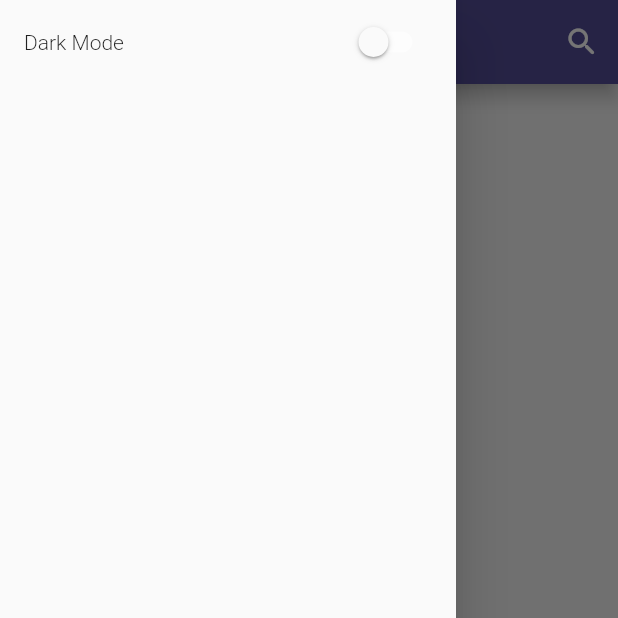
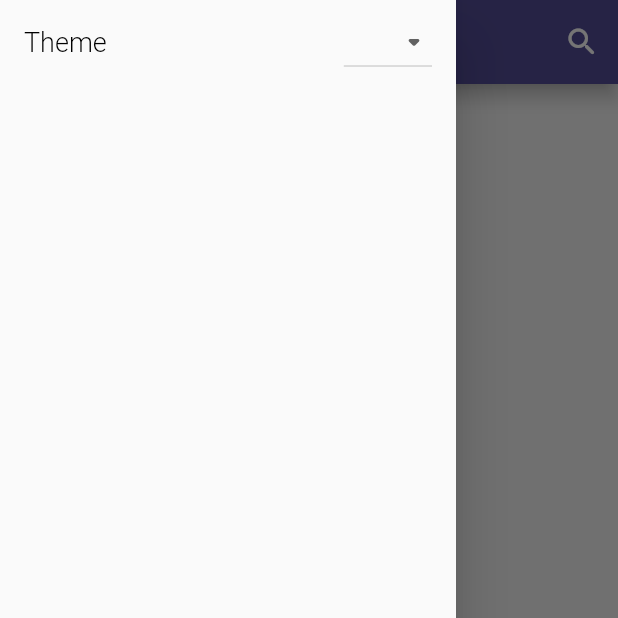
Before and after one commit to pouria-z/meMessenger, a Flutter app: the ChatList screen opened by its route, with the side drawer open, on a phone screen of 412 x 824 dp, the top half of it. Run offline on Flutter 3.47's test engine with Material 2 defaults, Android fonts, the phone set to English and light mode, and no system bars; our stand-ins replace adaptive_theme, animated_text_kit, cloud_firestore, firebase_auth, firebase_core, shared_preferences; accounts and stored records are empty.

Commit message:
save theme mode

```diff
--- a/lib/chat_list.dart
+++ b/lib/chat_list.dart
@@ -23,38 +23,29 @@ class ChatList extends StatefulWidget {
 
 class _ChatListState extends State<ChatList> {
 
-  bool switchValue = false;
+  String _chosenValue;
 
   @override
   void initState() {
     super.initState();
-    getSwitchValues();
-    loadSharedPreferencesAndSwitchState();
+    getThemeValue();
   }
 
-  getSwitchValues() async {
-    switchValue = await getSwitchState();
-
+  getThemeValue() async {
+    _chosenValue = await getThemeState();
   }
 
-  Future<bool> saveSwitchState(bool value) async {
+  Future<String> saveThemeValue(String value) async {
     SharedPreferences prefs = await SharedPreferences.getInstance();
-    prefs.setBool("switchState", value);
-    print('Switch Value saved $value');
-    return prefs.setBool("switchState", value);
+    prefs.setString("themeValue", value);
+    print('Theme mode saved $value');
   }
 
-  Future<bool> getSwitchState() async {
+  Future<String> getThemeState() async {
     SharedPreferences prefs = await SharedPreferences.getInstance();
-    bool switchValue = prefs.getBool("switchState");
-    print(switchValue);
-
-    return switchValue;
-  }
-
-  void loadSharedPreferencesAndSwitchState() async {
-    SharedPreferences preferences = await SharedPreferences.getInstance();
-    switchValue = preferences.getBool("switchState");
+    String stringValue = prefs.getString("themeValue");
+    print(stringValue);
+    return stringValue;
   }
 
   @override
@@ -93,24 +84,38 @@ class _ChatListState extends State<ChatList> {
         child: SafeArea(
           child: ListTile(
             title: Text(
-              "Dark Mode"
+              "Theme",
+              style: myTextStyle.copyWith(
+                color: AdaptiveTheme.of(context).mode.isDark ? Colors.white
+                    : Colors.black,
+              ),
             ),
-            trailing: Switch(
-              value: switchValue,
-              activeColor: Colors.white,
-              activeTrackColor: Colors.green[400],
-              inactiveTrackColor: Colors.white54,
-              onChanged: (bool value) {
+            trailing: DropdownButton<String>(
+              icon: Icon(Icons.arrow_drop_down_rounded),
+              value: _chosenValue,
+              onChanged: (String value) {
                 setState(() {
-                  switchValue = value;
-                  saveSwitchState(value);
-                  AdaptiveTheme.of(context).mode.isLight ?
-                  AdaptiveTheme.of(context).setDark() :
-                  AdaptiveTheme.of(context).setLight();
-                  print('Saved state is $switchValue');
+                  _chosenValue = value;
+                  saveThemeValue(_chosenValue);
+                  _chosenValue=='Light' && AdaptiveTheme.of(context).mode.isDark
+                      ? AdaptiveTheme.of(context).setLight()
+                  : _chosenValue=='Light' && AdaptiveTheme.of(context).mode.isLight
+                      ? null
+                  : _chosenValue=='Dark' && AdaptiveTheme.of(context).mode.isLight
+                      ? AdaptiveTheme.of(context).setDark()
+                  : null;
                 });
-                print(switchValue);
               },
+              items: <String>[
+                'Light',
+                'Dark',
+              ]
+                  .map<DropdownMenuItem<String>>((String value) {
+                    return DropdownMenuItem<String>(
+                      value: value,
+                      child: Text(value),
+                    );
+                  }).toList(),
             ),
           ),
         ),
```
